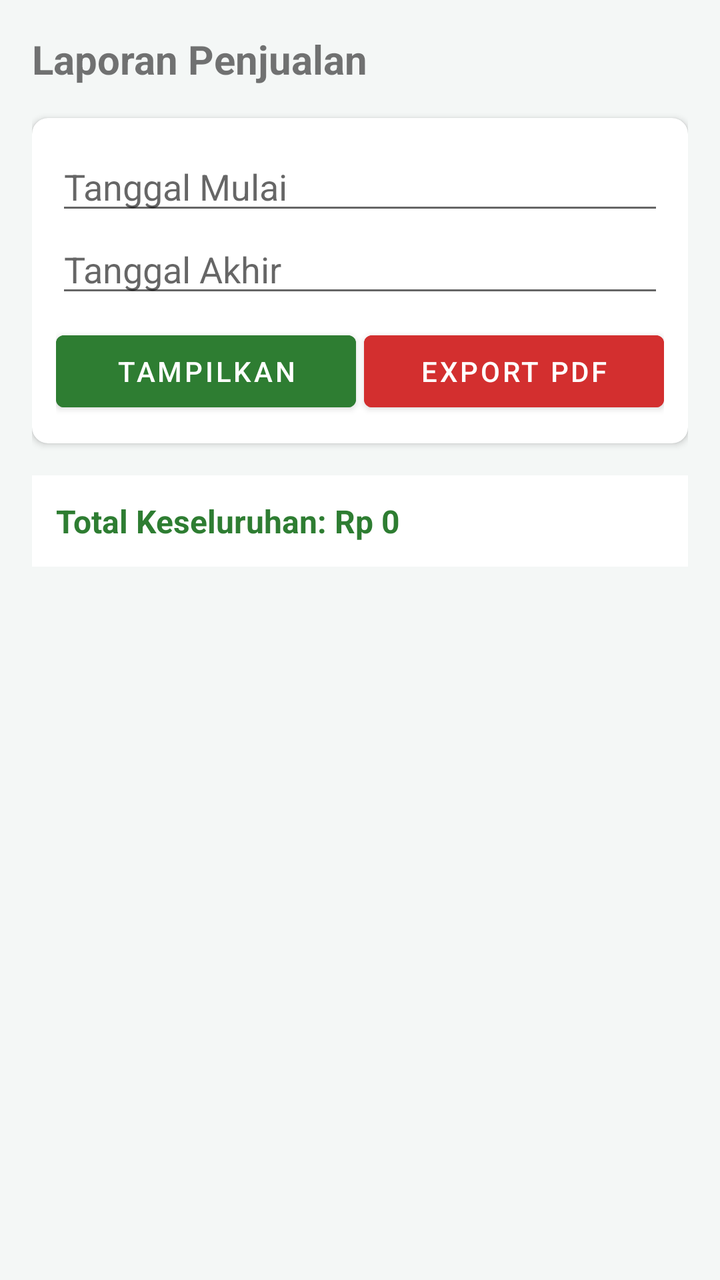
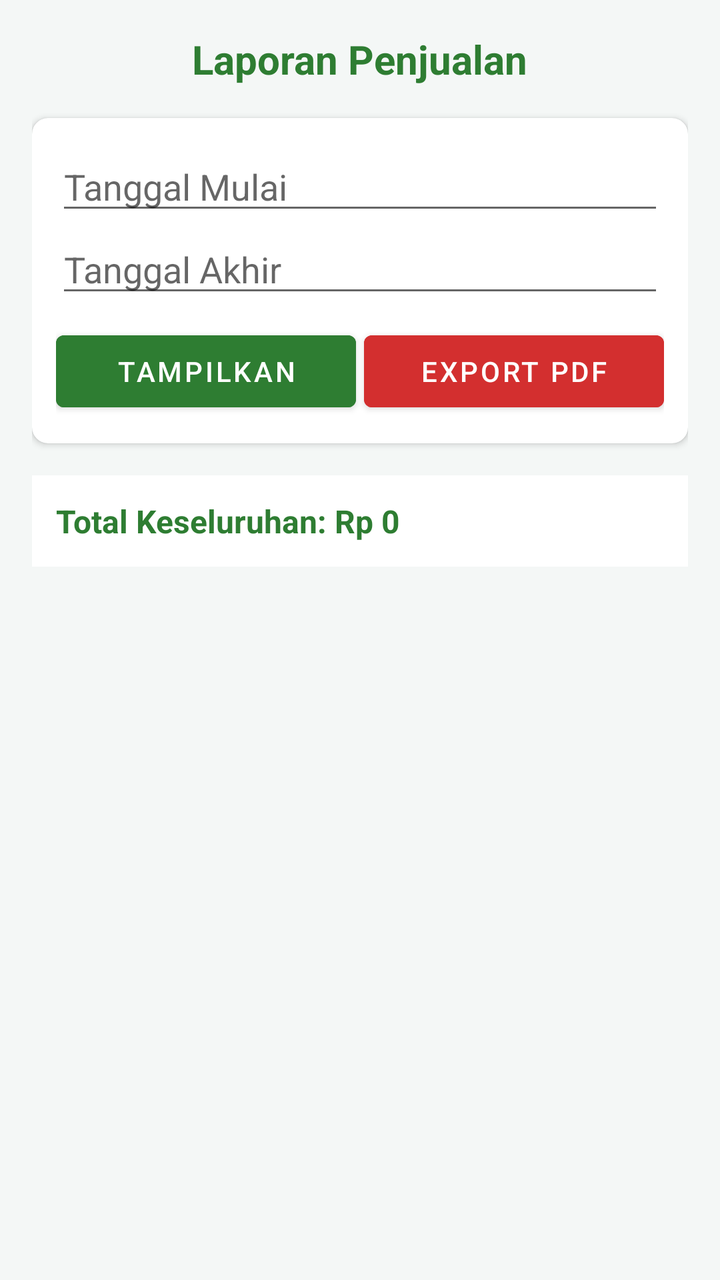

An Android layout rendered at two revisions. The XML below is the earlier revision; the diff shows what the commit changed to produce the second picture.
<!-- AndroidManifest.xml: application theme Theme.SIPTA -->
<!-- res/layout/activity_fragment_lap_penjualan_owner.xml -->
<ScrollView xmlns:android="http://schemas.android.com/apk/res/android"
    xmlns:app="http://schemas.android.com/apk/res-auto"
    android:layout_width="match_parent"
    android:layout_height="match_parent"
    android:background="#F4F7F6">

    <LinearLayout
        android:id="@+id/containerPenjualan"
        android:orientation="vertical"
        android:padding="16dp"
        android:layout_width="match_parent"
        android:layout_height="wrap_content">

        <TextView
            android:layout_width="wrap_content"
            android:layout_height="wrap_content"
            android:text="Laporan Penjualan"
            android:textSize="20sp"
            android:textStyle="bold"
            android:layout_marginBottom="16dp"/>

        <androidx.cardview.widget.CardView
            android:layout_width="match_parent"
            android:layout_height="wrap_content"
            app:cardCornerRadius="8dp"
            android:layout_marginBottom="16dp">

            <LinearLayout
                android:layout_width="match_parent"
                android:layout_height="wrap_content"
                android:orientation="vertical"
                android:padding="12dp">

                <EditText android:id="@+id/etTglMulaiJual" android:layout_width="match_parent" android:layout_height="wrap_content" android:hint="Tanggal Mulai" android:focusable="false"/>
                <EditText android:id="@+id/etTglAkhirJual" android:layout_width="match_parent" android:layout_height="wrap_content" android:hint="Tanggal Akhir" android:focusable="false"/>

                <LinearLayout
                    android:layout_width="match_parent"
                    android:layout_height="wrap_content"
                    android:orientation="horizontal"
                    android:layout_marginTop="8dp">
                    <Button android:id="@+id/btnTampilkanLap" android:layout_width="0dp" android:layout_weight="1" android:layout_height="wrap_content" android:text="Tampilkan" android:backgroundTint="#2E7D32" android:layout_marginEnd="4dp"/>
                    <Button android:id="@+id/btnExportPdf" android:layout_width="0dp" android:layout_weight="1" android:layout_height="wrap_content" android:text="Export PDF" android:backgroundTint="#D32F2F"/>
                </LinearLayout>
            </LinearLayout>
        </androidx.cardview.widget.CardView>

        <TextView
            android:id="@+id/tvTotalPenjualan"
            android:layout_width="match_parent"
            android:layout_height="wrap_content"
            android:text="Total Keseluruhan: Rp 0"
            android:textSize="16sp"
            android:textStyle="bold"
            android:padding="12dp"
            android:background="#FFFFFF"
            android:textColor="#2E7D32"/>

    </LinearLayout>
</ScrollView>
<!-- resources referenced by this layout -->
<resources>
  <style name="Theme.SIPTA" parent="Theme.MaterialComponents.DayNight.DarkActionBar">
          <item name="colorPrimary">@color/sipta_green_dark</item>
  
          <item name="colorPrimaryVariant">@color/sipta_green_dark</item>
          <item name="colorOnPrimary">@color/white</item>
  
          <item name="colorSecondary">@color/sipta_green_light</item>
          <item name="colorSecondaryVariant">@color/sipta_green_dark</item>
          <item name="colorOnSecondary">@color/black</item>
  
          <item name="android:statusBarColor">?attr/colorPrimaryVariant</item>
      </style>
  <color name="sipta_green_dark">#3D5F52</color>
  <color name="white">#FFFFFFFF</color>
  <color name="sipta_green_light">#507A69</color>
  <color name="black">#FF000000</color>
</resources>

<!-- the commit's change to res/layout/activity_fragment_lap_penjualan_owner.xml (unified diff, before → after) -->
@@ -16,7 +16,9 @@
             android:layout_height="wrap_content"
             android:text="Laporan Penjualan"
             android:textSize="20sp"
+            android:textColor="#2E7D32"
             android:textStyle="bold"
+            android:layout_gravity="center"
             android:layout_marginBottom="16dp"/>
 
         <androidx.cardview.widget.CardView
@@ -56,5 +58,12 @@
             android:background="#FFFFFF"
             android:textColor="#2E7D32"/>
 
+        <LinearLayout
+            android:id="@+id/layoutHasilPenjualan"
+            android:orientation="vertical"
+            android:layout_width="match_parent"
+            android:layout_height="wrap_content"
+            android:layout_marginTop="16dp"/>
+
     </LinearLayout>
 </ScrollView>
